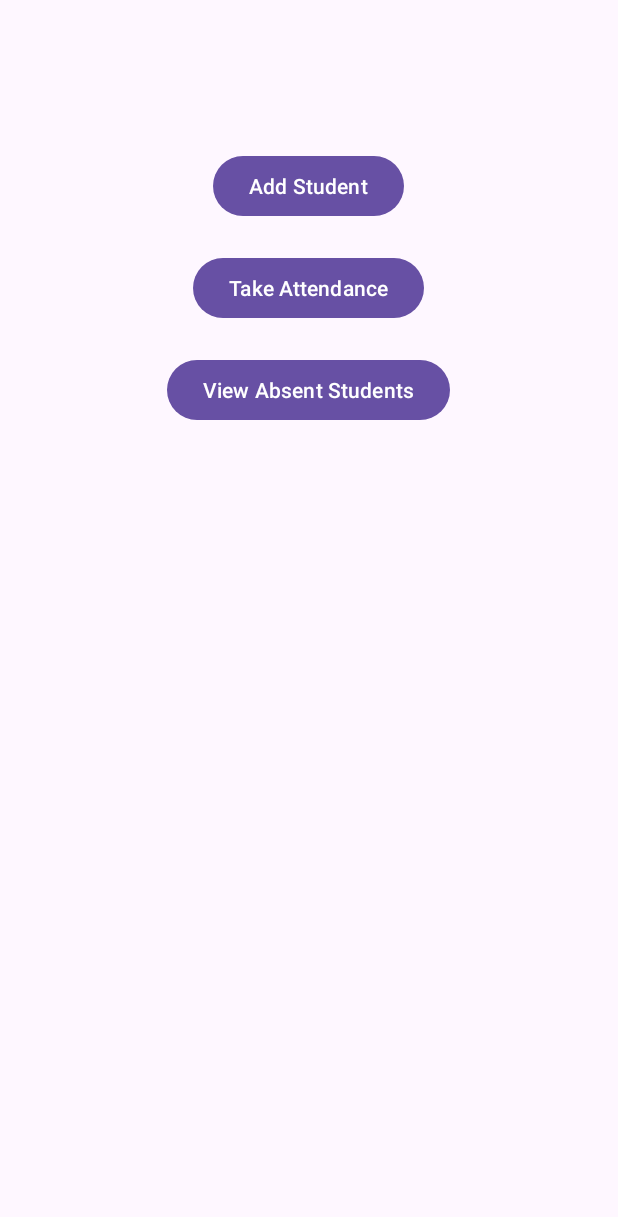
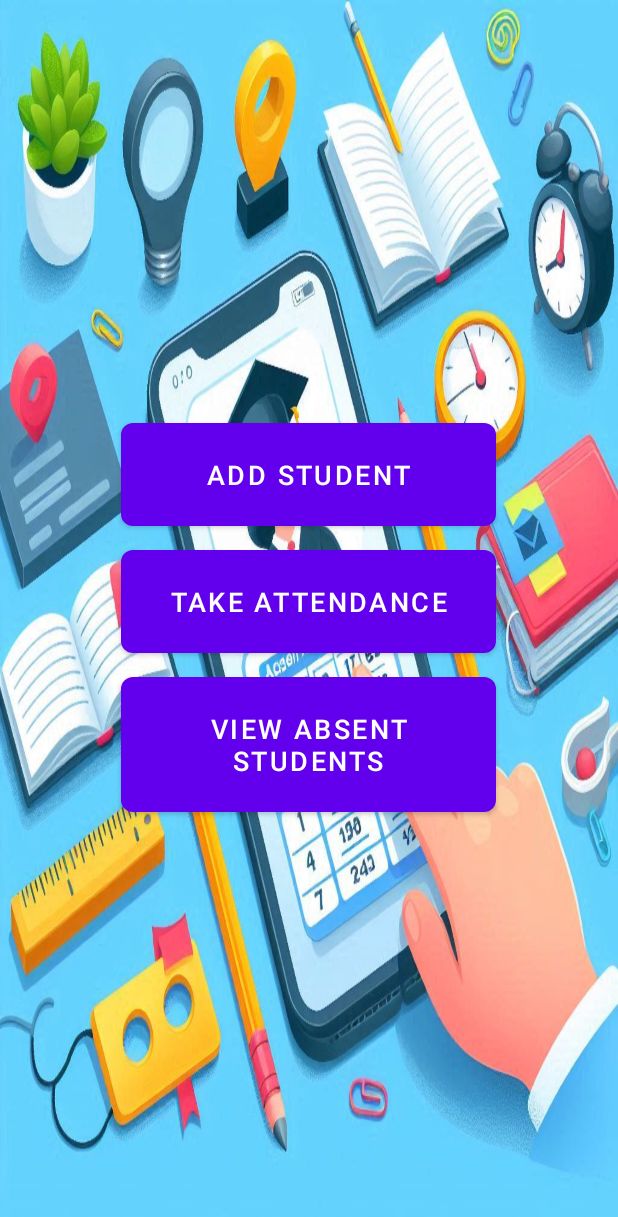
Before and after one commit to SHARKZTECH/StdAttndMgtApp, an Android app: the screen it shows after launch (MainActivity), on a phone screen of 412 x 824 dp. Shown: the top 1217 px of the screen. Run offline under Robolectric (Android 15) with nearby library versions, the phone set to English and light mode, and no system bars.

Commit message:
home design fxs

```diff
--- /dev/null
+++ b/app/src/main/res/drawable/button_background.xml
@@ -0,0 +1,15 @@
+<?xml version="1.0" encoding="utf-8"?>
+<selector xmlns:android="http://schemas.android.com/apk/res/android">
+    <item android:state_pressed="true">
+        <shape>
+            <solid android:color="@color/button_background_color_pressed"/>
+            <corners android:radius="8dp"/>
+        </shape>
+    </item>
+    <item>
+        <shape>
+            <solid android:color="@color/button_background_color"/>
+            <corners android:radius="8dp"/>
+        </shape>
+    </item>
+</selector>
--- a/app/src/main/res/layout/activity_main.xml
+++ b/app/src/main/res/layout/activity_main.xml
@@ -1,8 +1,12 @@
 <?xml version="1.0" encoding="utf-8"?>
-<RelativeLayout xmlns:android="http://schemas.android.com/apk/res/android"
+<LinearLayout xmlns:android="http://schemas.android.com/apk/res/android"
     xmlns:tools="http://schemas.android.com/tools"
     android:layout_width="match_parent"
     android:layout_height="match_parent"
+    android:orientation="vertical"
+    android:gravity="center"
+    android:padding="16dp"
+    android:background="@drawable/bg"
     tools:context=".MainActivity">
 
     <Button
@@ -10,24 +14,38 @@
         android:layout_width="wrap_content"
         android:layout_height="wrap_content"
         android:text="Add Student"
-        android:layout_centerHorizontal="true"
-        android:layout_marginTop="100dp"/>
+        android:layout_marginTop="32dp"
+        android:layout_marginBottom="16dp"
+        android:padding="16dp"
+        android:background="@drawable/button_background"
+        android:textColor="@color/button_text_color"
+        android:textSize="18sp"
+        android:elevation="4dp"
+        android:width="250dp"/>
 
     <Button
         android:id="@+id/take_attendance_button"
         android:layout_width="wrap_content"
         android:layout_height="wrap_content"
         android:text="Take Attendance"
-        android:layout_centerHorizontal="true"
-        android:layout_below="@id/add_student_button"
-        android:layout_marginTop="20dp"/>
+        android:layout_marginBottom="16dp"
+        android:padding="16dp"
+        android:background="@drawable/button_background"
+        android:textColor="@color/button_text_color"
+        android:textSize="18sp"
+        android:elevation="4dp"
+        android:width="250dp"/>
 
     <Button
         android:id="@+id/view_absent_button"
         android:layout_width="wrap_content"
         android:layout_height="wrap_content"
         android:text="View Absent Students"
-        android:layout_centerHorizontal="true"
-        android:layout_below="@id/take_attendance_button"
-        android:layout_marginTop="20dp"/>
-</RelativeLayout>
+        android:layout_marginBottom="32dp"
+        android:padding="16dp"
+        android:background="@drawable/button_background"
+        android:textColor="@color/button_text_color"
+        android:textSize="18sp"
+        android:elevation="4dp"
+        android:width="250dp"/>
+</LinearLayout>
--- /dev/null
+++ b/app/src/main/res/values-night/colors.xml
@@ -0,0 +1,7 @@
+<?xml version="1.0" encoding="utf-8"?>
+<resources>
+    <color name="background_color">#121212</color>
+    <color name="button_text_color">#FFFFFF</color>
+    <color name="button_background_color">#6200EE</color>
+    <color name="button_background_color_pressed">#4B0082</color>
+</resources>
--- a/app/src/main/res/values-night/themes.xml
+++ b/app/src/main/res/values-night/themes.xml
@@ -1,6 +1,6 @@
 <resources xmlns:tools="http://schemas.android.com/tools">
     <!-- Base application theme. -->
-    <style name="Base.Theme.StudentAttendanceManagementApplication" parent="Theme.Material3.DayNight.NoActionBar">
+    <style name="Base.Theme.StudentAttendanceManagementApplication" parent="Theme.MaterialComponents.DayNight.NoActionBar">
         <!-- Customize your dark theme here. -->
         <!-- <item name="colorPrimary">@color/my_dark_primary</item> -->
     </style>
--- a/app/src/main/res/values/colors.xml
+++ b/app/src/main/res/values/colors.xml
@@ -2,4 +2,8 @@
 <resources>
     <color name="black">#FF000000</color>
     <color name="white">#FFFFFFFF</color>
+    <color name="background_color">#F5F5F5</color>
+    <color name="button_text_color">#FFFFFF</color>
+    <color name="button_background_color">#3F51B5</color>
+    <color name="button_background_color_pressed">#303F9F</color>
 </resources>
--- /dev/null
+++ b/app/src/main/res/values/styles.xml
@@ -0,0 +1,10 @@
+<?xml version="1.0" encoding="utf-8"?>
+<resources>
+    <style name="ButtonStyle">
+        <item name="android:padding">16dp</item>
+        <item name="android:textColor">@color/button_text_color</item>
+        <item name="android:background">@drawable/button_background</item>
+        <item name="android:textSize">18sp</item>
+        <item name="android:elevation">4dp</item>
+    </style>
+</resources>
--- a/app/src/main/res/values/themes.xml
+++ b/app/src/main/res/values/themes.xml
@@ -1,6 +1,6 @@
 <resources xmlns:tools="http://schemas.android.com/tools">
     <!-- Base application theme. -->
-    <style name="Base.Theme.StudentAttendanceManagementApplication" parent="Theme.Material3.DayNight.NoActionBar">
+    <style name="Base.Theme.StudentAttendanceManagementApplication" parent="Theme.MaterialComponents.DayNight.NoActionBar">
         <!-- Customize your light theme here. -->
         <!-- <item name="colorPrimary">@color/my_light_primary</item> -->
     </style>
```
Also changed, not shown: app/src/main/res/drawable/bg.jpg (added).
